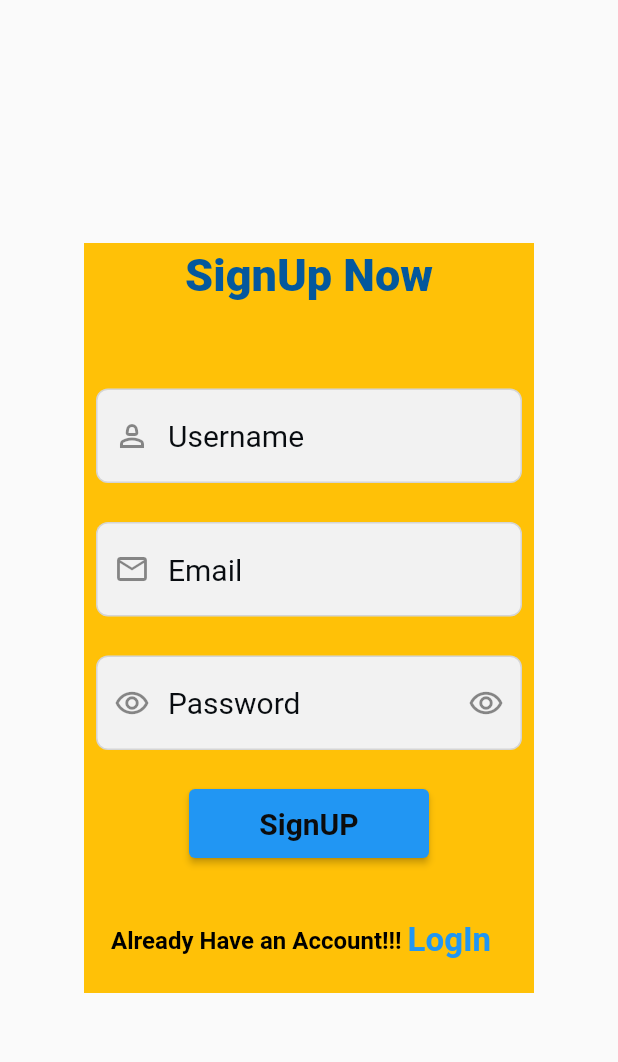
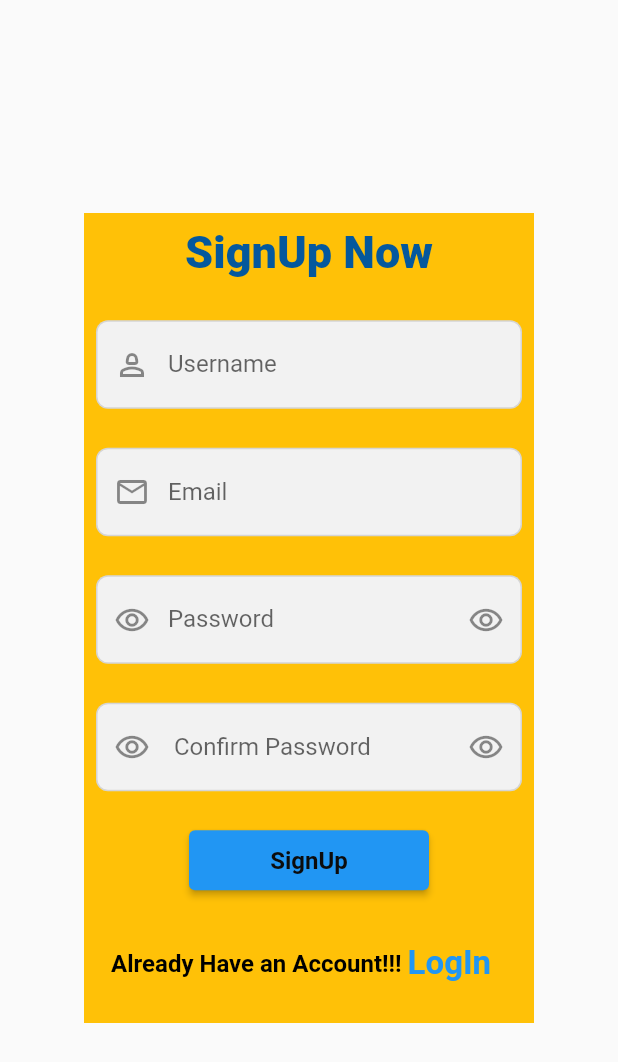
Before and after one commit to sanjiv001/codsoft, a Flutter app: the SignUpScreeen screen opened directly, on a phone screen of 412 x 824 dp. Shown: the top 1062 px of the screen. Run offline on Flutter 3.47's test engine with Material 2 defaults, Android fonts, the phone set to English and light mode, and no system bars; our stand-ins replace firebase_core; accounts and stored records are empty.

Commit message:
4th commit

```diff
--- a/lib/main.dart
+++ b/lib/main.dart
@@ -1,7 +1,7 @@
 import 'package:firebase_core/firebase_core.dart';
 import 'package:flutter/material.dart';
 import 'package:todolist/firebase_options.dart';
-import 'package:todolist/view/signup.dart';
+import 'package:todolist/view/homepage.dart';
 
 void main() {
   WidgetsFlutterBinding.ensureInitialized();
@@ -14,7 +14,7 @@ class MyApp extends StatelessWidget {
   Widget build(BuildContext context) {
     return const MaterialApp(
       debugShowCheckedModeBanner: false,
-      home: SignUpScreeen(),
+      home: Homescreen(),
     );
   }
 }
--- a/lib/view/login.dart
+++ b/lib/view/login.dart
@@ -41,7 +41,8 @@ class _LoginScreenState extends State<LoginScreen> {
                 child: TextFormField(
                   decoration: InputDecoration(
                     hintMaxLines: 6,
-                    hintText: "Username",
+                    hintText: "Email",
+                    labelText: "Email",
                     prefixIcon: Icon(Icons.person_2_outlined),
                     hintStyle: const TextStyle(
                         fontSize: 20, color: Color.fromARGB(255, 8, 12, 16)),
@@ -93,6 +94,7 @@ class _LoginScreenState extends State<LoginScreen> {
                     ),
                     hintMaxLines: 6,
                     hintText: "Password",
+                    labelText: "Password",
                     prefixIcon: IconButton(
                         onPressed: () {},
                         icon: Icon(Icons.remove_red_eye_outlined)),
--- a/lib/view/signup.dart
+++ b/lib/view/signup.dart
@@ -15,7 +15,7 @@ class _SignUpScreeenState extends State<SignUpScreeen> {
       body: Center(
         child: Container(
           width: 300,
-          height: 500,
+          height: 540,
           color: Colors.amber,
           child: Column(
             mainAxisAlignment: MainAxisAlignment.center,
@@ -30,17 +30,18 @@ class _SignUpScreeenState extends State<SignUpScreeen> {
                     fontWeight: FontWeight.w900),
               )),
               const SizedBox(
-                height: 50,
+                height: 20,
               ),
               Padding(
                 padding: const EdgeInsets.all(8.0),
                 child: TextFormField(
                   decoration: InputDecoration(
-                    hintMaxLines: 6,
+                    hintMaxLines: 3,
                     hintText: "Username",
+                    labelText: "Username",
                     prefixIcon: const Icon(Icons.person_2_outlined),
                     hintStyle: const TextStyle(
-                        fontSize: 20, color: Color.fromARGB(255, 8, 12, 16)),
+                        fontSize: 10, color: Color.fromARGB(255, 8, 12, 16)),
                     fillColor: Color.fromARGB(255, 242, 242, 242),
                     filled: true,
                     focusColor: Colors.blue,
@@ -80,13 +81,15 @@ class _SignUpScreeenState extends State<SignUpScreeen> {
               Padding(
                 padding: const EdgeInsets.all(8.0),
                 child: TextFormField(
+
                   keyboardType: TextInputType.emailAddress,
                   decoration: InputDecoration(
                     hintMaxLines: 6,
                     prefixIcon: Icon(Icons.email_outlined),
                     hintText: "Email",
+                    labelText: "Email",
                     hintStyle: const TextStyle(
-                        fontSize: 20, color: Color.fromARGB(255, 8, 12, 16)),
+                        fontSize: 10, color: Color.fromARGB(255, 8, 12, 16)),
                     fillColor: Color.fromARGB(255, 242, 242, 242),
                     filled: true,
                     focusColor: Colors.blue,
@@ -134,11 +137,13 @@ class _SignUpScreeenState extends State<SignUpScreeen> {
                     ),
                     hintMaxLines: 6,
                     hintText: "Password",
+                    labelText: "Password",
                     prefixIcon: IconButton(
                         onPressed: () {},
-                        icon: Icon(Icons.remove_red_eye_outlined)),
+                        icon: Icon(Icons.remove_red_eye_outlined)
+                        ),
                     hintStyle: const TextStyle(
-                        fontSize: 20, color: Color.fromARGB(255, 8, 12, 16)),
+                        fontSize: 10, color: Color.fromARGB(255, 8, 12, 16)),
                     fillColor: Color.fromARGB(255, 242, 242, 242),
                     filled: true,
                     focusColor: Colors.blue,
@@ -175,8 +180,60 @@ class _SignUpScreeenState extends State<SignUpScreeen> {
               const SizedBox(height: 10,),
               Padding(
                 padding: const EdgeInsets.all(8.0),
+                child: TextFormField(
+                  obscureText: true,
+                  obscuringCharacter: "*",
+                  decoration: InputDecoration(
+
+                    suffixIcon: const Icon(
+                      Icons.remove_red_eye_outlined,
+                    ),
+                    hintMaxLines: 6,
+                    hintText: " Confirm Password",
+                    labelText: " Confirm Password",
+                    prefixIcon: IconButton(
+                        onPressed: () {},
+                        icon: Icon(Icons.remove_red_eye_outlined)),
+                    hintStyle: const TextStyle(
+                        fontSize: 10, color: Color.fromARGB(255, 8, 12, 16)),
+                    fillColor: Color.fromARGB(255, 242, 242, 242),
+                    filled: true,
+                    focusColor: Colors.blue,
+                    focusedBorder: OutlineInputBorder(
+                      borderRadius: BorderRadius.circular(
+                        8,
+                      ),
+                      borderSide: const BorderSide(
+                        color: Colors.blue,
+                        width: 1,
+                      ),
+                    ),
+                    enabledBorder: OutlineInputBorder(
+                      borderRadius: BorderRadius.circular(
+                        8,
+                      ),
+                      borderSide: const BorderSide(
+                        color: Colors.black12,
+                        width: 1,
+                      ),
+                    ),
+                    disabledBorder: OutlineInputBorder(
+                      borderRadius: BorderRadius.circular(
+                        8,
+                      ),
+                      borderSide: const BorderSide(
+                        color: Color.fromARGB(31, 214, 68, 68),
+                        width: 1,
+                      ),
+                    ),
+                  ),
+                ),
+              ),
+              SizedBox(height: 10),
+              Padding(
+                padding: const EdgeInsets.all(8.0),
                 child: Container(
-                  height: 46,
+                  height: 40,
                   width: 160,
                   child: ElevatedButton(
 
@@ -185,16 +242,16 @@ class _SignUpScreeenState extends State<SignUpScreeen> {
                       },
                       child: const Text(
 
-                        "SignUP",
+                        "SignUp",
                         style: TextStyle(
                             color: Color.fromARGB(255, 12, 12, 12),
                             fontWeight: FontWeight.bold,
-                            fontSize: 20),
+                            fontSize: 16),
                       )),
                 ),
               ),
               const SizedBox(
-                height: 16,
+                height: 10,
               ),
               Padding(
                 padding: const EdgeInsets.all(10),
```
Also changed, not shown: lib/model/task.dart (added, +36 -0 lines), lib/model/user_model.dart (added, +20 -0 lines), lib/view/add_taskscreen.dart (added, +15 -0 lines), lib/view/homepage.dart (+85 -5 lines), lib/view/tasklist.dart (added, +26 -0 lines).
